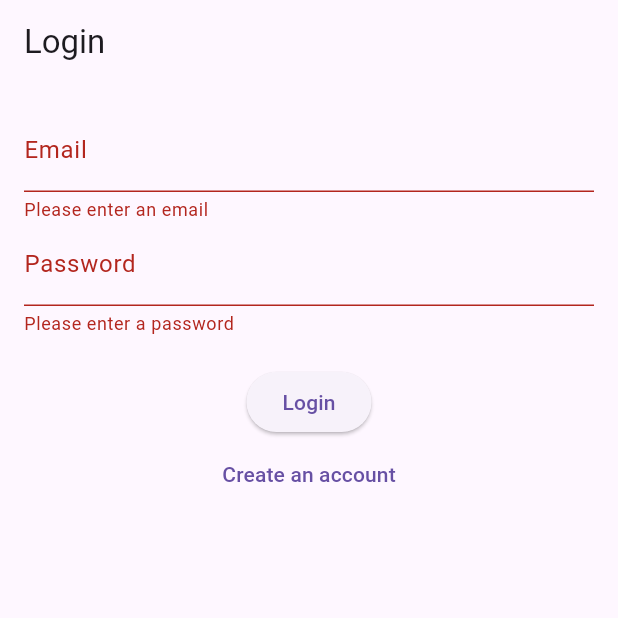
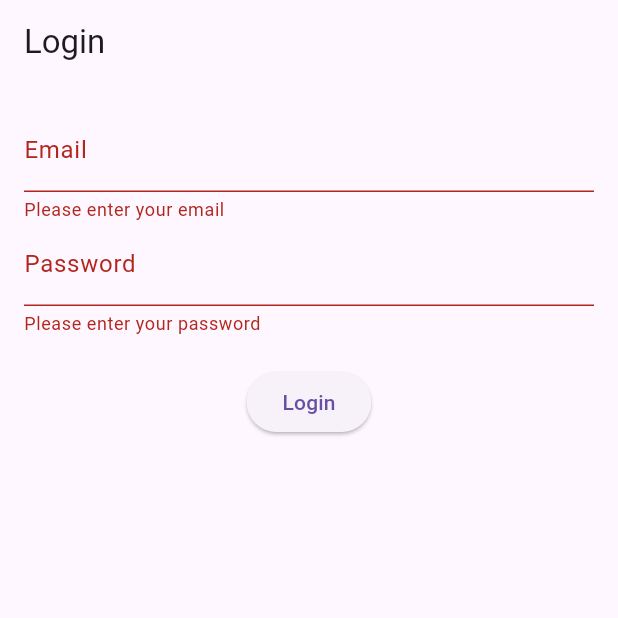
Before and after one commit to Akash432/forms-app, a Flutter app: the LoginScreen screen opened by its route, after a tap on "Login", on a phone screen of 412 x 824 dp, the top half of it. Run offline on Flutter 3.47's test engine with Material 3 defaults, Android fonts, the phone set to English and light mode, and no system bars; our stand-ins replace cloud_firestore, firebase_auth, firebase_core, go_router; accounts and stored records are empty.

```diff
--- a/lib/src/core/models/user_model.dart
+++ b/lib/src/core/models/user_model.dart
@@ -1,7 +1,7 @@
 class UserModel {
   final String uid;
   final String email;
-  final bool isAdmin;
+  final String role;
 
-  UserModel({required this.uid, required this.email, required this.isAdmin});
+  UserModel({required this.uid, required this.email, required this.role});
 }
--- a/lib/src/features/auth/screens/login_screen.dart
+++ b/lib/src/features/auth/screens/login_screen.dart
@@ -1,6 +1,7 @@
 import 'package:flutter/material.dart';
+import 'package:go_router/go_router.dart';
+import 'package:provider/provider.dart';
 import 'package:myapp/src/core/services/auth_service.dart';
-import 'package:provider/provider.dart';
 
 class LoginScreen extends StatefulWidget {
   const LoginScreen({super.key});
@@ -10,19 +11,16 @@ class LoginScreen extends StatefulWidget {
 }
 
 class _LoginScreenState extends State<LoginScreen> {
-  final _formKey = GlobalKey<FormState>();
-  final _emailController = TextEditingController();
-  final _passwordController = TextEditingController();
-  bool _isLogin = true;
+  final TextEditingController _emailController = TextEditingController();
+  final TextEditingController _passwordController = TextEditingController();
+  final GlobalKey<FormState> _formKey = GlobalKey<FormState>();
 
   @override
   Widget build(BuildContext context) {
     final authService = Provider.of<AuthService>(context);
 
     return Scaffold(
-      appBar: AppBar(
-        title: Text(_isLogin ? 'Login' : 'Sign Up'),
-      ),
+      appBar: AppBar(title: const Text('Login')),
       body: Padding(
         padding: const EdgeInsets.all(16.0),
         child: Form(
@@ -32,40 +30,42 @@ class _LoginScreenState extends State<LoginScreen> {
               TextFormField(
                 controller: _emailController,
                 decoration: const InputDecoration(labelText: 'Email'),
-                validator: (value) => value!.isEmpty ? 'Please enter an email' : null,
+                validator: (value) {
+                  if (value == null || value.isEmpty) {
+                    return 'Please enter your email';
+                  }
+                  return null;
+                },
               ),
               TextFormField(
                 controller: _passwordController,
                 decoration: const InputDecoration(labelText: 'Password'),
                 obscureText: true,
-                validator: (value) => value!.isEmpty ? 'Please enter a password' : null,
+                validator: (value) {
+                  if (value == null || value.isEmpty) {
+                    return 'Please enter your password';
+                  }
+                  return null;
+                },
               ),
               const SizedBox(height: 20),
               ElevatedButton(
                 onPressed: () async {
                   if (_formKey.currentState!.validate()) {
-                    if (_isLogin) {
-                      await authService.signInWithEmailAndPassword(
-                        _emailController.text,
-                        _passwordController.text,
-                      );
+                    final user = await authService.signInWithEmailAndPassword(
+                      _emailController.text,
+                      _passwordController.text,
+                    );
+                    if (user != null) {
+                      // The router will automatically redirect
                     } else {
-                      await authService.createUserWithEmailAndPassword(
-                        _emailController.text,
-                        _passwordController.text,
+                      ScaffoldMessenger.of(context).showSnackBar(
+                        const SnackBar(content: Text('Failed to sign in')),
                       );
                     }
                   }
                 },
-                child: Text(_isLogin ? 'Login' : 'Sign Up'),
-              ),
-              TextButton(
-                onPressed: () {
-                  setState(() {
-                    _isLogin = !_isLogin;
-                  });
-                },
-                child: Text(_isLogin ? 'Create an account' : 'Have an account? Login'),
+                child: const Text('Login'),
               ),
             ],
           ),
```
Also changed, not shown: lib/main.dart (+69 -34 lines), lib/src/core/services/auth_service.dart (+42 -27 lines), lib/src/core/services/firestore_service.dart (added, +21 -0 lines), lib/src/core/widgets/custom_bottom_nav_bar.dart (deleted, +0 -22 lines), lib/src/features/admin/screens/admin_dashboard_screen.dart (+27 -2 lines), lib/src/features/admin/screens/admin_forms_screen.dart (added, +17 -0 lines), lib/src/features/user/screens/user_dashboard_screen.dart (+13 -1 lines), pubspec.yaml (+12 -6 lines), firebase.json (added), lib/firebase_options.dart (added), pubspec.lock, 12 other files.
